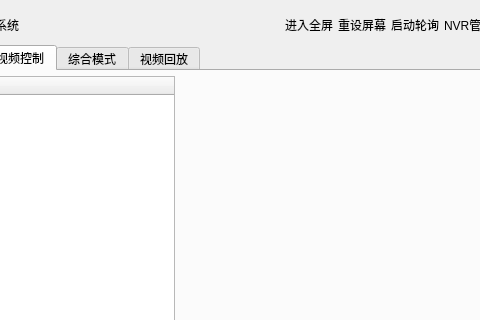
Above: VideoControl/frmmain.ui from wangpengcheng/OfflineMapTest before the change; both pictures show x 99 to 579 and y 0 to 320 of the 1000 by 656 pixel window. Below: the same form after it.
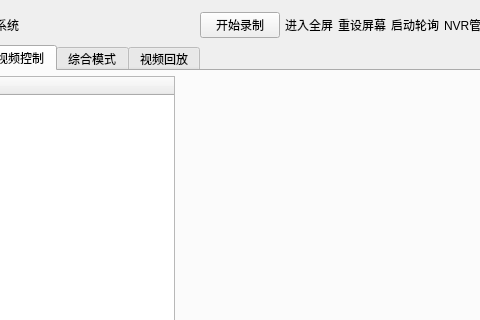
That is the form after the change.

Patch:
```diff
--- a/VideoControl/frmmain.ui
+++ b/VideoControl/frmmain.ui
@@ -91,6 +91,13 @@
         </property>
        </widget>
       </item>
+      <item>
+       <widget class="QPushButton" name="save_data_button">
+        <property name="text">
+         <string>开始录制</string>
+        </property>
+       </widget>
+      </item>
       <item>
        <widget class="QLabel" name="labFull">
         <property name="cursor">
```
